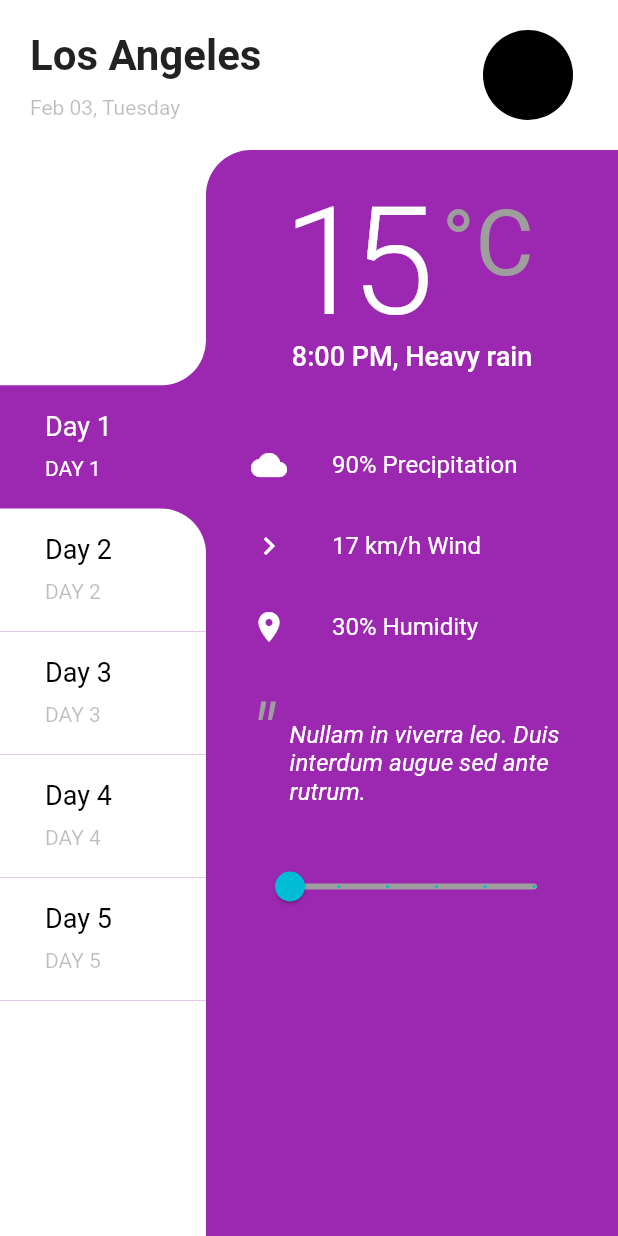
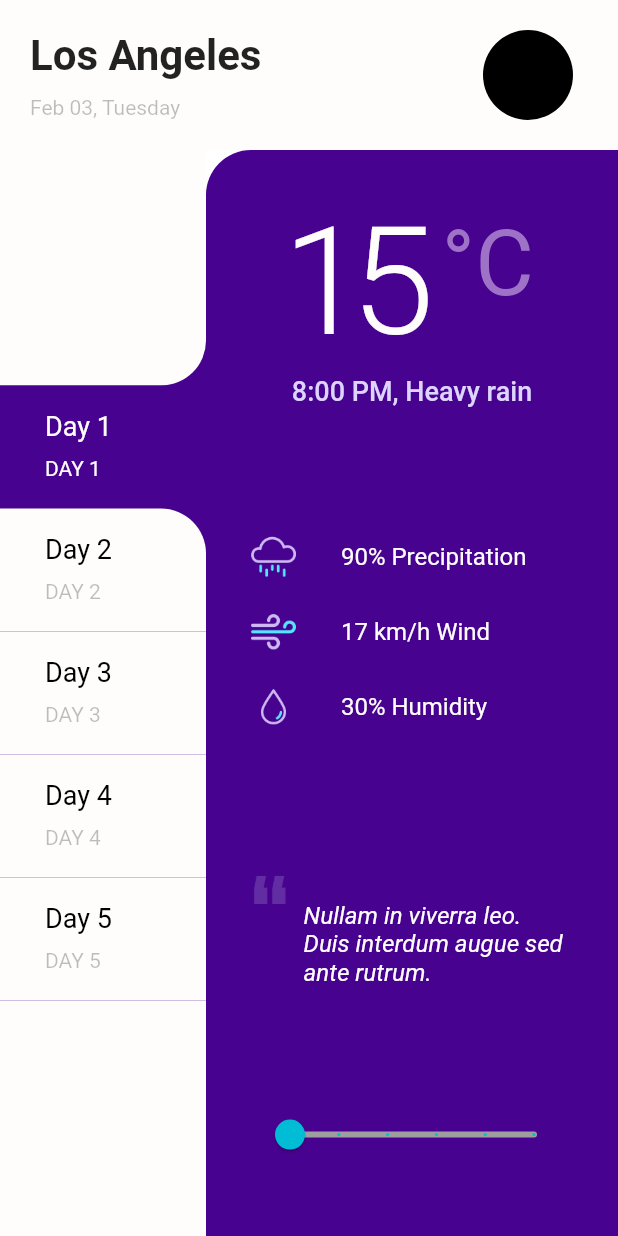
Before and after one commit to arthurdenner/flutter-ui-practice, a Flutter app: the screen it shows after launch, on a phone screen of 412 x 824 dp. Run offline on Flutter 3.47's test engine with Material 2 defaults, Android fonts, the phone set to English and light mode, and no system bars.

Commit message:
feat: use icons and tweak colors on details

```diff
--- a/weather_calendar_app/lib/main.dart
+++ b/weather_calendar_app/lib/main.dart
@@ -10,7 +10,6 @@ class MyApp extends StatelessWidget {
       debugShowCheckedModeBanner: false,
       title: 'Flutter Demo',
       theme: ThemeData(
-        primarySwatch: Colors.purple,
         scaffoldBackgroundColor: Colors.white,
       ),
       home: HomePage(),
--- a/weather_calendar_app/lib/src/pages/widgets/conditions.dart
+++ b/weather_calendar_app/lib/src/pages/widgets/conditions.dart
@@ -1,4 +1,5 @@
 import 'package:flutter/material.dart';
+import 'package:weather_calendar_app/src/utils/constants.dart';
 
 class Condition {
   const Condition({
@@ -6,14 +7,23 @@ class Condition {
     @required this.label,
   });
 
-  final IconData icon;
+  final Widget icon;
   final String label;
 }
 
-const items = [
-  Condition(icon: Icons.cloud, label: '90% Precipitation'),
-  Condition(icon: Icons.keyboard_arrow_right, label: '17 km/h Wind'),
-  Condition(icon: Icons.place, label: '30% Humidity'),
+final items = [
+  Condition(
+    icon: Image.asset('assets/icons/rain.png', width: 30),
+    label: '90% Precipitation',
+  ),
+  Condition(
+    icon: Image.asset('assets/icons/wind.png', width: 30),
+    label: '17 km/h Wind',
+  ),
+  Condition(
+    icon: Image.asset('assets/icons/drop.png', width: 30),
+    label: '30% Humidity',
+  ),
 ];
 
 class Conditions extends StatelessWidget {
@@ -24,25 +34,23 @@ class Conditions extends StatelessWidget {
     return ListView.builder(
       shrinkWrap: true,
       itemCount: items.length,
+      physics: NeverScrollableScrollPhysics(),
       itemBuilder: (_, index) {
         final item = items[index];
 
         return Padding(
-          padding: EdgeInsets.only(bottom: 30),
+          padding: EdgeInsets.only(bottom: 20),
           child: Row(
             mainAxisAlignment: MainAxisAlignment.start,
             children: <Widget>[
               Padding(
                 padding: EdgeInsets.only(right: 30),
-                child: Icon(
-                  item.icon,
-                  color: Colors.white,
-                ),
+                child: item.icon,
               ),
               Text(
                 item.label,
                 style: TextStyle(
-                  color: Colors.white,
+                  color: AppColors.white,
                   fontSize: 16,
                 ),
               ),
--- a/weather_calendar_app/lib/src/pages/widgets/details.dart
+++ b/weather_calendar_app/lib/src/pages/widgets/details.dart
@@ -2,6 +2,8 @@ import 'package:flutter/material.dart';
 import 'package:weather_calendar_app/src/pages/widgets/conditions.dart';
 import 'package:weather_calendar_app/src/pages/widgets/quote.dart';
 import 'package:weather_calendar_app/src/pages/widgets/temperature.dart';
+import 'package:weather_calendar_app/src/utils/constants.dart';
+import 'package:weather_calendar_app/src/utils/format.dart';
 import 'package:weather_calendar_app/src/utils/media_query.dart';
 
 class Details extends StatefulWidget {
@@ -23,19 +25,21 @@ class _DetailsState extends State<Details> {
       child: Container(
         padding: EdgeInsets.all(30),
         decoration: BoxDecoration(
-          color: Colors.purple,
+          color: AppColors.purple,
           borderRadius: BorderRadius.only(
             topLeft: Radius.circular(30),
           ),
         ),
-        child: ListView(
+        child: Column(
+          mainAxisAlignment: MainAxisAlignment.spaceAround,
           children: <Widget>[
             Temperature(),
-            SizedBox(height: 50),
+            SizedBox(height: 30),
             // Text('FLARE'),
             Conditions(),
+            SizedBox(height: 20),
             Quote(),
-            SizedBox(height: 30),
+            SizedBox(height: 20),
             Slider(
               min: 8,
               max: 23,
@@ -44,7 +48,7 @@ class _DetailsState extends State<Details> {
               value: _activeValue,
               activeColor: Colors.cyan,
               inactiveColor: Colors.grey,
-              label: '${_activeValue.toInt()}:00',
+              label: formatHour(_activeValue),
             ),
           ],
         ),
--- a/weather_calendar_app/lib/src/pages/widgets/header.dart
+++ b/weather_calendar_app/lib/src/pages/widgets/header.dart
@@ -10,7 +10,7 @@ class Header extends StatelessWidget {
     final shouldShowInfo = isSmBreakpoint(context);
 
     return Container(
-      color: Colors.white,
+      color: AppColors.white,
       padding: EdgeInsets.all(20),
       child: Row(
         mainAxisAlignment: MainAxisAlignment.spaceBetween,
--- a/weather_calendar_app/lib/src/pages/widgets/quote.dart
+++ b/weather_calendar_app/lib/src/pages/widgets/quote.dart
@@ -1,4 +1,5 @@
 import 'package:flutter/material.dart';
+import 'package:weather_calendar_app/src/utils/constants.dart';
 
 const MESSAGE = 'Nullam in viverra leo. Duis interdum augue sed ante rutrum.';
 
@@ -12,14 +13,7 @@ class Quote extends StatelessWidget {
     return Row(
       crossAxisAlignment: CrossAxisAlignment.start,
       children: <Widget>[
-        Text(
-          '"',
-          style: TextStyle(
-            color: Colors.grey,
-            fontStyle: FontStyle.italic,
-            fontSize: 50,
-          ),
-        ),
+        Image.asset('assets/icons/quote.png', height: 25),
         Expanded(
           child: Padding(
             padding: EdgeInsets.fromLTRB(10, 20, 0, 0),
@@ -27,7 +21,7 @@ class Quote extends StatelessWidget {
               MESSAGE,
               softWrap: true,
               style: TextStyle(
-                color: Colors.white,
+                color: AppColors.white,
                 fontStyle: FontStyle.italic,
                 fontSize: 16,
               ),
--- a/weather_calendar_app/lib/src/pages/widgets/sidebar.dart
+++ b/weather_calendar_app/lib/src/pages/widgets/sidebar.dart
@@ -1,4 +1,5 @@
 import 'package:flutter/material.dart';
+import 'package:weather_calendar_app/src/utils/constants.dart';
 import 'package:weather_calendar_app/src/utils/media_query.dart';
 
 class Sidebar extends StatelessWidget {
@@ -19,12 +20,14 @@ class Sidebar extends StatelessWidget {
 
     return Expanded(
       child: Container(
-        color: Colors.purple,
-        child: Column(children: [
-          if (!isSm) _buildBlankSpace(0),
-          _buildList(isSm),
-          if (!isSm) _buildBlankSpace(5),
-        ]),
+        color: AppColors.purple,
+        child: Column(
+          children: [
+            if (!isSm) _buildBlankSpace(0),
+            _buildList(isSm),
+            if (!isSm) _buildBlankSpace(5),
+          ],
+        ),
       ),
     );
   }
@@ -44,7 +47,7 @@ class Sidebar extends StatelessWidget {
     final child = Container(
       height: fixedSize ? 60 : null,
       decoration: BoxDecoration(
-        color: Colors.white,
+        color: AppColors.white,
         borderRadius: BorderRadius.only(
           bottomRight: Radius.circular(activeIndex == index ? 30 : 0),
           topRight: Radius.circular(activeIndex + 1 == index ? 30 : 0),
@@ -66,9 +69,9 @@ class Sidebar extends StatelessWidget {
 
     final index = isSm ? idx - 1 : idx;
     final isActive = index == activeIndex;
-    final bgColor = isActive ? Colors.purple : Colors.white;
-    final titleColor = isActive ? Colors.white : Colors.black;
-    final subtitleColor = isActive ? Colors.white : Colors.black26;
+    final bgColor = isActive ? AppColors.purple : AppColors.white;
+    final titleColor = isActive ? AppColors.white : Colors.black;
+    final subtitleColor = isActive ? AppColors.white : Colors.black26;
 
     return AnimatedContainer(
       duration: Duration(milliseconds: 50),
--- a/weather_calendar_app/lib/src/pages/widgets/temperature.dart
+++ b/weather_calendar_app/lib/src/pages/widgets/temperature.dart
@@ -1,4 +1,5 @@
 import 'package:flutter/material.dart';
+import 'package:weather_calendar_app/src/utils/constants.dart';
 
 class Temperature extends StatelessWidget {
   const Temperature({
@@ -19,7 +20,7 @@ class Temperature extends StatelessWidget {
               child: Text(
                 '15',
                 style: TextStyle(
-                  color: Colors.white,
+                  color: AppColors.white,
                   fontWeight: FontWeight.w300,
                   fontSize: 100,
                   height: 1,
@@ -32,7 +33,7 @@ class Temperature extends StatelessWidget {
               child: Text(
                 '°C',
                 style: TextStyle(
-                  color: Colors.grey,
+                  color: AppColors.lightPurple,
                   fontSize: 60,
                   height: 1,
                 ),
@@ -40,10 +41,11 @@ class Temperature extends StatelessWidget {
             ),
           ],
         ),
+        SizedBox(height: 10),
         Text(
           '8:00 PM, Heavy rain',
           style: TextStyle(
-            color: Colors.white,
+            color: AppColors.lightBlue,
             fontSize: 18,
             fontWeight: FontWeight.w500,
             height: 1,
--- a/weather_calendar_app/lib/src/utils/constants.dart
+++ b/weather_calendar_app/lib/src/utils/constants.dart
@@ -1 +1,10 @@
+import 'package:flutter/material.dart';
+
 const double AVATAR_SIZE = 30;
+
+class AppColors {
+  static const purple = const Color(0xFF470390);
+  static const lightPurple = const Color(0xFF9E72C6);
+  static const lightBlue = const Color(0xFFDDD4FF);
+  static const white = const Color(0xFFFEFDFC);
+}
--- /dev/null
+++ b/weather_calendar_app/lib/src/utils/format.dart
@@ -0,0 +1,5 @@
+String formatHour(double value) {
+  final hour = value.toInt();
+
+  return hour > 12 ? '${hour - 12}:00 PM' : '$hour:00 AM';
+}
```
